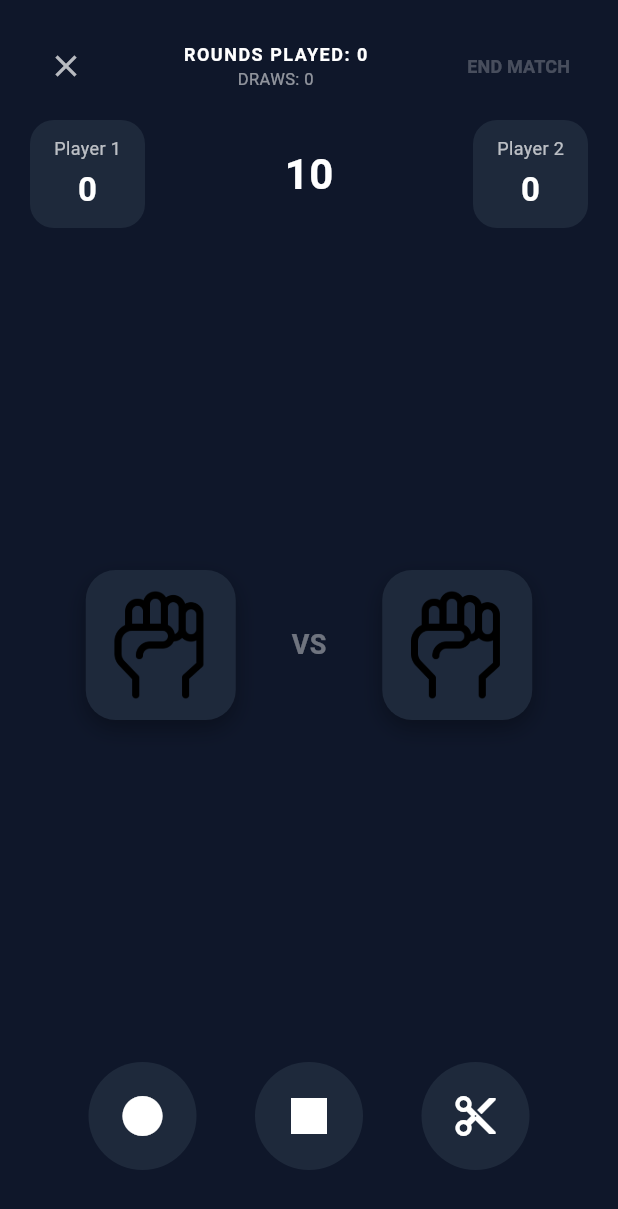
After one commit to Brucejr777/rps-arena-project, a Flutter app: the UnlimitedGameplayScreen screen opened directly, on a phone screen of 412 x 824 dp. The commit adds this screen. Shown: the top 1209 px of the screen. Run offline on Flutter 3.47's test engine with Material 3 defaults, Android fonts, the phone set to English and light mode, and no system bars; our stand-ins replace flutter_riverpod.

Commit message:
T10C/T10D: UnlimitedGameplayScreen and End Match dialog

```diff
--- /dev/null
+++ b/lib/features/match/widgets/unlimited_gameplay_screen.dart
@@ -0,0 +1,351 @@
+import 'package:flutter/material.dart';
+import 'package:flutter_riverpod/flutter_riverpod.dart';
+import '../../../core/theme/app_colors.dart';
+import '../controllers/match_controller.dart';
+import '../../online/screens/connection_lost_screen.dart';
+import 'pause_exit_overlay.dart';
+
+class UnlimitedGameplayScreen extends ConsumerStatefulWidget {
+  const UnlimitedGameplayScreen({super.key});
+
+  @override
+  ConsumerState<UnlimitedGameplayScreen> createState() =>
+      _UnlimitedGameplayScreenState();
+}
+
+class _UnlimitedGameplayScreenState
+    extends ConsumerState<UnlimitedGameplayScreen> {
+  final MatchMode mode = MatchMode.offline; // TODO: pass in from setup screen
+
+  int player1Score = 0;
+  int player2Score = 0;
+  int roundsPlayed = 0;
+  int draws = 0;
+  int selectionTimer = 10;
+  String? selectedMove;
+  bool isPaused = false;
+
+  @override
+  void initState() {
+    super.initState();
+    WidgetsBinding.instance.addPostFrameCallback((_) {
+      ref.read(matchControllerProvider.notifier).setMode(mode);
+    });
+  }
+
+  void _selectMove(String move) {
+    setState(() {
+      selectedMove = move;
+    });
+  }
+
+  Widget _handImage(String? move) {
+    final asset = move == null
+        ? 'assets/images/placeholders/placeholder_rock.png'
+        : 'assets/images/placeholders/placeholder_$move.png';
+    return Container(
+      width: 100,
+      height: 100,
+      decoration: BoxDecoration(
+        color: AppColors.surface,
+        borderRadius: BorderRadius.circular(20),
+        boxShadow: [
+          BoxShadow(
+            color: Colors.black.withValues(alpha: 0.3),
+            blurRadius: 12,
+            offset: const Offset(0, 6),
+          ),
+        ],
+      ),
+      padding: const EdgeInsets.all(12),
+      child: Image.asset(asset, fit: BoxFit.contain),
+    );
+  }
+
+  Widget _moveButton(String move, IconData icon) {
+    final isSelected = selectedMove == move;
+    return GestureDetector(
+      onTap: selectedMove == null ? () => _selectMove(move) : null,
+      child: AnimatedScale(
+        scale: isSelected ? 1.1 : 1.0,
+        duration: const Duration(milliseconds: 150),
+        child: Container(
+          width: 72,
+          height: 72,
+          decoration: BoxDecoration(
+            gradient: isSelected
+                ? AppColors.accentGradient(AppColors.defaultAccent)
+                : null,
+            color: isSelected ? null : AppColors.surface,
+            shape: BoxShape.circle,
+            boxShadow: isSelected
+                ? [
+                    BoxShadow(
+                      color: AppColors.defaultAccent.withValues(alpha: 0.5),
+                      blurRadius: 16,
+                      spreadRadius: 2,
+                    ),
+                  ]
+                : [],
+          ),
+          child: Icon(icon, color: Colors.white, size: 32),
+        ),
+      ),
+    );
+  }
+
+  void _onExitPressed() {
+    ref.read(matchControllerProvider.notifier).pause();
+    setState(() => isPaused = true);
+  }
+
+  void _onResume() {
+    ref.read(matchControllerProvider.notifier).resume();
+    setState(() => isPaused = false);
+  }
+
+  void _onExitConfirmed() {
+    final outcome = ref.read(matchControllerProvider.notifier).attemptExit();
+    setState(() => isPaused = false);
+
+    switch (outcome) {
+      case ExitOutcome.connectionLost:
+        Navigator.of(context).push(
+          MaterialPageRoute(builder: (_) => const ConnectionLostScreen()),
+        );
+        break;
+      case ExitOutcome.rankedQuitLoss:
+        Navigator.of(context).maybePop();
+        break;
+      case ExitOutcome.exitedCleanly:
+      case ExitOutcome.resumed:
+        Navigator.of(context).maybePop();
+        break;
+    }
+  }
+
+  void _onEndMatchPressed() {
+    showDialog(
+      context: context,
+      builder: (_) => _EndMatchDialog(
+        player1Score: player1Score,
+        player2Score: player2Score,
+        onCancel: () => Navigator.of(context).pop(),
+        onConfirm: () {
+          Navigator.of(context).pop(); // close dialog
+          // TODO T27/T28: finalize Unlimited result and navigate to
+          // UnlimitedResultScreen once it exists (T30).
+        },
+      ),
+    );
+  }
+
+  @override
+  Widget build(BuildContext context) {
+    return Scaffold(
+      backgroundColor: AppColors.background,
+      body: SafeArea(
+        child: Stack(
+          children: [
+            Padding(
+              padding: const EdgeInsets.all(20),
+              child: Column(
+                children: [
+                  Row(
+                    mainAxisAlignment: MainAxisAlignment.spaceBetween,
+                    children: [
+                      IconButton(
+                        icon: const Icon(Icons.close, color: Colors.white70),
+                        onPressed: _onExitPressed,
+                      ),
+                      Column(
+                        children: [
+                          Text(
+                            'ROUNDS PLAYED: $roundsPlayed',
+                            style: const TextStyle(
+                              color: AppColors.primaryText,
+                              fontWeight: FontWeight.bold,
+                              fontSize: 12,
+                              letterSpacing: 1.0,
+                            ),
+                          ),
+                          Text(
+                            'DRAWS: $draws',
+                            style: const TextStyle(
+                              color: Colors.white54,
+                              fontSize: 11,
+                            ),
+                          ),
+                        ],
+                      ),
+                      TextButton(
+                        onPressed:
+                            roundsPlayed > 0 ? _onEndMatchPressed : null,
+                        child: Text(
+                          'END MATCH',
+                          style: TextStyle(
+                            color: roundsPlayed > 0
+                                ? AppColors.red
+                                : Colors.white24,
+                            fontWeight: FontWeight.bold,
+                            fontSize: 12,
+                          ),
+                        ),
+                      ),
+                    ],
+                  ),
+                  const SizedBox(height: 12),
+                  Row(
+                    mainAxisAlignment: MainAxisAlignment.spaceBetween,
+                    children: [
+                      _playerScoreCard('Player 1', player1Score),
+                      Text(
+                        '$selectionTimer',
+                        style: TextStyle(
+                          color: selectionTimer <= 5
+                              ? AppColors.red
+                              : AppColors.primaryText,
+                          fontSize: 28,
+                          fontWeight: FontWeight.bold,
+                        ),
+                      ),
+                      _playerScoreCard('Player 2', player2Score),
+                    ],
+                  ),
+                  const Spacer(),
+                  Row(
+                    mainAxisAlignment: MainAxisAlignment.spaceEvenly,
+                    children: [
+                      _handImage(selectedMove),
+                      Text(
+                        'VS',
+                        style: TextStyle(
+                          color: Colors.white.withValues(alpha: 0.4),
+                          fontWeight: FontWeight.bold,
+                          fontSize: 18,
+                        ),
+                      ),
+                      _handImage(null),
+                    ],
+                  ),
+                  const Spacer(),
+                  Row(
+                    mainAxisAlignment: MainAxisAlignment.spaceEvenly,
+                    children: [
+                      _moveButton('rock', Icons.circle),
+                      _moveButton('paper', Icons.square),
+                      _moveButton('scissors', Icons.content_cut),
+                    ],
+                  ),
+                  const SizedBox(height: 24),
+                ],
+              ),
+            ),
+            if (isPaused)
+              PauseExitOverlay(onResume: _onResume, onExit: _onExitConfirmed),
+          ],
+        ),
+      ),
+    );
+  }
+
+  Widget _playerScoreCard(String name, int score) {
+    return Container(
+      padding: const EdgeInsets.symmetric(horizontal: 16, vertical: 10),
+      decoration: BoxDecoration(
+        color: AppColors.surface,
+        borderRadius: BorderRadius.circular(16),
+      ),
+      child: Column(
+        children: [
+          Text(name,
+              style: const TextStyle(color: Colors.white70, fontSize: 12)),
+          const SizedBox(height: 4),
+          Text(
+            '$score',
+            style: const TextStyle(
+              color: AppColors.primaryText,
+              fontSize: 22,
+              fontWeight: FontWeight.bold,
+            ),
+          ),
+        ],
+      ),
+    );
+  }
+}
+
+class _EndMatchDialog extends StatelessWidget {
+  final int player1Score;
+  final int player2Score;
+  final VoidCallback onCancel;
+  final VoidCallback onConfirm;
+
+  const _EndMatchDialog({
+    required this.player1Score,
+    required this.player2Score,
+    required this.onCancel,
+    required this.onConfirm,
+  });
+
+  @override
+  Widget build(BuildContext context) {
+    return Dialog(
+      backgroundColor: AppColors.surface,
+      shape: RoundedRectangleBorder(borderRadius: BorderRadius.circular(20)),
+      child: Padding(
+        padding: const EdgeInsets.all(24),
+        child: Column(
+          mainAxisSize: MainAxisSize.min,
+          children: [
+            const Text(
+              'END MATCH?',
+              style: TextStyle(
+                color: AppColors.primaryText,
+                fontSize: 18,
+                fontWeight: FontWeight.bold,
+              ),
+            ),
+            const SizedBox(height: 12),
+            Text(
+              'Current Score: $player1Score - $player2Score',
+              style: const TextStyle(color: Colors.white70),
+            ),
+            const SizedBox(height: 20),
+            Row(
+              children: [
+                Expanded(
+                  child: OutlinedButton(
+                    onPressed: onCancel,
+                    style: OutlinedButton.styleFrom(
+                      side: const BorderSide(color: Colors.white38),
+                      shape: RoundedRectangleBorder(
+                        borderRadius: BorderRadius.circular(12),
+                      ),
+                    ),
+                    child: const Text('CANCEL',
+                        style: TextStyle(color: Colors.white70)),
+                  ),
+                ),
+                const SizedBox(width: 12),
+                Expanded(
+                  child: ElevatedButton(
+                    onPressed: onConfirm,
+                    style: ElevatedButton.styleFrom(
+                      backgroundColor: AppColors.red,
+                      shape: RoundedRectangleBorder(
+                        borderRadius: BorderRadius.circular(12),
+                      ),
+                    ),
+                    child: const Text('END MATCH',
+                        style: TextStyle(color: Colors.white)),
+                  ),
+                ),
+              ],
+            ),
+          ],
+        ),
+      ),
+    );
+  }
+}
--- a/lib/main.dart
+++ b/lib/main.dart
@@ -2,6 +2,7 @@ import 'package:flutter/material.dart';
 import 'package:flutter/services.dart';
 import 'features/match/widgets/standard_gameplay_screen.dart';
 import 'package:flutter_riverpod/flutter_riverpod.dart';
+// import 'features/match/widgets/unlimited_gameplay_screen.dart';
 
 void main() {
   WidgetsFlutterBinding.ensureInitialized();
```
